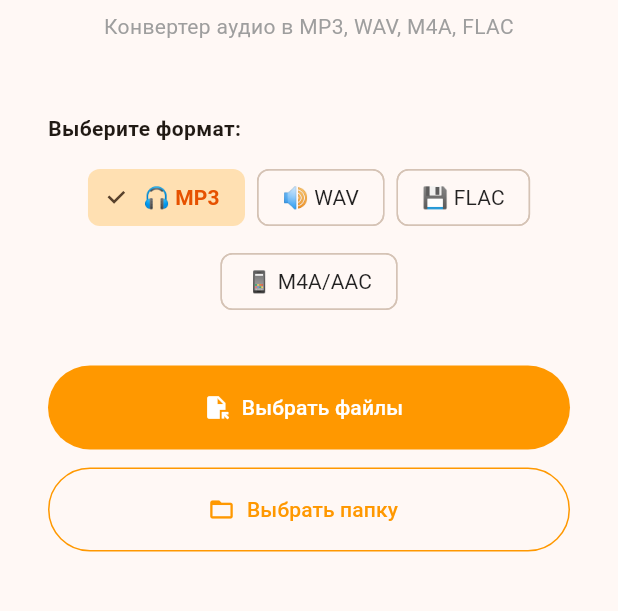
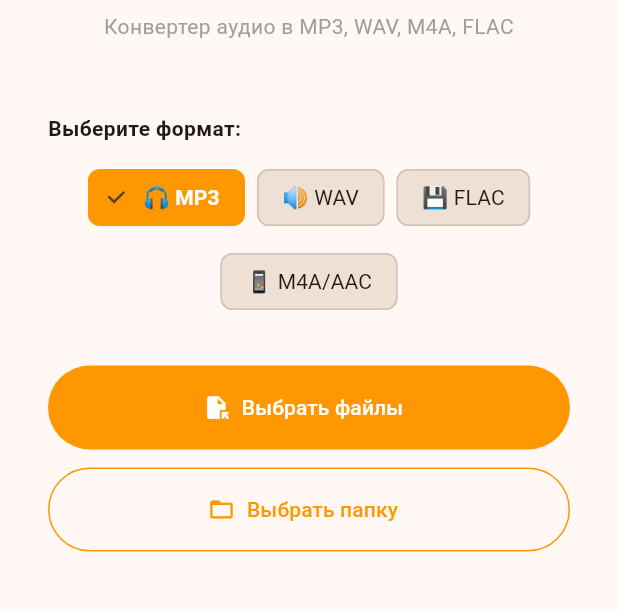
Before and after one commit to AlexxSwan/audio-converter, a Flutter app: the screen it shows after launch, on a phone screen of 412 x 824 dp, the part 500-1111 px from its top. Run offline on Flutter 3.47's test engine with Material 3 defaults, Android fonts, the phone set to English and light mode, and no system bars; our stand-ins replace file_picker, shared_preferences; missing offline and left inert: ffmpeg_kit_flutter_new.

```diff
--- a/lib/screens/home_screen.dart
+++ b/lib/screens/home_screen.dart
@@ -126,13 +126,15 @@ class _HomeScreenState extends State<HomeScreen> {
               alignment: WrapAlignment.center,
               children: AudioFormat.values.map((f) {
                 final selected = f == _selectedFormat;
+                final cs = Theme.of(context).colorScheme;
                 return ChoiceChip(
                   label: Text('${f.icon} ${f.displayName}'),
                   selected: selected,
                   onSelected: (_) => setState(() => _selectedFormat = f),
-                  selectedColor: Colors.orange.shade100,
+                  selectedColor: Colors.orange,
+                  backgroundColor: cs.surfaceContainerHighest,
                   labelStyle: TextStyle(
-                    color: selected ? Colors.orange.shade900 : Colors.black87,
+                    color: selected ? Colors.white : cs.onSurface,
                     fontWeight: selected ? FontWeight.bold : FontWeight.normal,
                   ),
                 );
@@ -256,11 +258,17 @@ class _HomeScreenState extends State<HomeScreen> {
               spacing: 8,
               children: ['64', '96', '128', '192', '256', '320', 'V0'].map((b) {
                 final selected = b == _selectedBitrate;
+                final cs = Theme.of(context).colorScheme;
                 return ChoiceChip(
                   label: Text(b == 'V0' ? 'VBR V0' : '$b kbps'),
                   selected: selected,
                   onSelected: (_) => setState(() => _selectedBitrate = b),
-                  selectedColor: Colors.orange.shade100,
+                  selectedColor: Colors.orange,
+                  backgroundColor: cs.surfaceContainerHighest,
+                  labelStyle: TextStyle(
+                    color: selected ? Colors.white : cs.onSurface,
+                    fontWeight: selected ? FontWeight.bold : FontWeight.normal,
+                  ),
                 );
               }).toList(),
             ),
```
Also changed, not shown: 3 other files.
